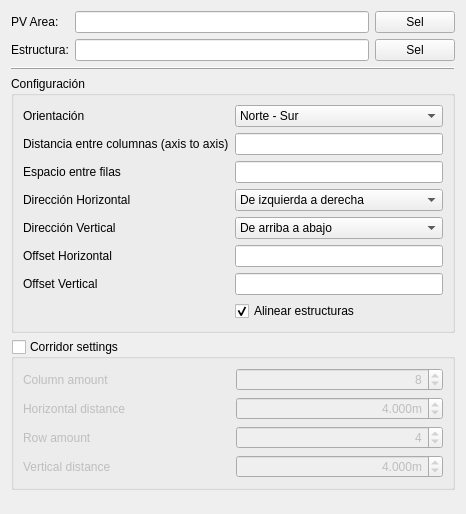
First picture: the form in PVPlantPlacement.ui, repository JavierBrana/PVPlant, before the edit.
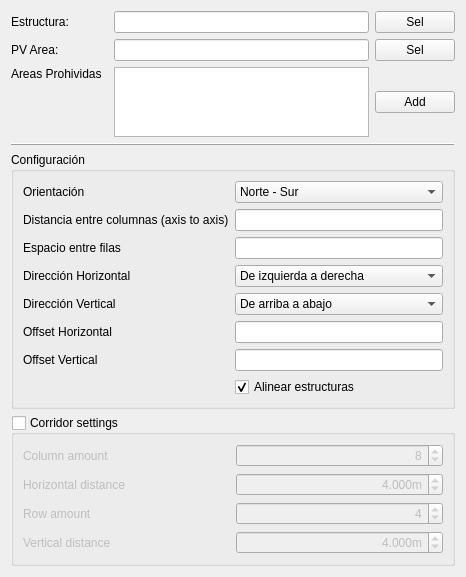
Second picture: the form after the edit.

```diff
--- a/PVPlantPlacement.ui
+++ b/PVPlantPlacement.ui
@@ -15,7 +15,13 @@
    <string>Park Settings</string>
   </property>
   <layout class="QGridLayout" name="gridLayout">
-   <item row="5" column="1">
+   <item row="0" column="2">
+    <widget class="QLineEdit" name="editFrame"/>
+   </item>
+   <item row="1" column="2">
+    <widget class="QLineEdit" name="editPVArea"/>
+   </item>
+   <item row="6" column="2">
     <spacer name="verticalSpacer">
      <property name="orientation">
       <enum>Qt::Vertical</enum>
@@ -28,161 +34,24 @@
      </property>
     </spacer>
    </item>
-   <item row="1" column="1">
-    <widget class="QLineEdit" name="editFrame"/>
-   </item>
-   <item row="1" column="2">
-    <widget class="QPushButton" name="buttonFrame">
+   <item row="2" column="0">
+    <widget class="QLabel" name="label_8">
      <property name="text">
-      <string>Sel</string>
+      <string>Areas Prohividas</string>
+     </property>
+     <property name="alignment">
+      <set>Qt::AlignLeading|Qt::AlignLeft|Qt::AlignTop</set>
      </property>
     </widget>
    </item>
-   <item row="0" column="1">
-    <widget class="QLineEdit" name="editPVArea"/>
-   </item>
    <item row="0" column="0">
-    <widget class="QLabel" name="label">
-     <property name="text">
-      <string>PV Area:</string>
-     </property>
-    </widget>
-   </item>
-   <item row="1" column="0">
     <widget class="QLabel" name="label_3">
      <property name="text">
       <string>Estructura:</string>
      </property>
     </widget>
    </item>
-   <item row="0" column="2">
-    <widget class="QPushButton" name="buttonPVArea">
-     <property name="text">
-      <string>Sel</string>
-     </property>
-    </widget>
-   </item>
-   <item row="2" column="0" colspan="3">
-    <widget class="QFrame" name="frame_2">
-     <property name="frameShape">
-      <enum>QFrame::HLine</enum>
-     </property>
-     <property name="frameShadow">
-      <enum>QFrame::Raised</enum>
-     </property>
-    </widget>
-   </item>
-   <item row="4" column="0" colspan="3">
-    <widget class="QGroupBox" name="groupCorridor">
-     <property name="title">
-      <string>Corridor settings</string>
-     </property>
-     <property name="flat">
-      <bool>false</bool>
-     </property>
-     <property name="checkable">
-      <bool>true</bool>
-     </property>
-     <property name="checked">
-      <bool>false</bool>
-     </property>
-     <layout class="QGridLayout" name="gridLayout_3">
-      <item row="2" column="0">
-       <widget class="QLabel" name="label_16">
-        <property name="text">
-         <string>Row amount</string>
-        </property>
-       </widget>
-      </item>
-      <item row="3" column="0">
-       <widget class="QLabel" name="label_17">
-        <property name="text">
-         <string>Vertical distance</string>
-        </property>
-       </widget>
-      </item>
-      <item row="3" column="1">
-       <widget class="QDoubleSpinBox" name="editRowGap">
-        <property name="alignment">
-         <set>Qt::AlignRight|Qt::AlignTrailing|Qt::AlignVCenter</set>
-        </property>
-        <property name="prefix">
-         <string/>
-        </property>
-        <property name="suffix">
-         <string>m</string>
-        </property>
-        <property name="decimals">
-         <number>3</number>
-        </property>
-        <property name="maximum">
-         <double>100.000000000000000</double>
-        </property>
-        <property name="value">
-         <double>4.000000000000000</double>
-        </property>
-       </widget>
-      </item>
-      <item row="0" column="0">
-       <widget class="QLabel" name="label_14">
-        <property name="text">
-         <string>Column amount</string>
-        </property>
-       </widget>
-      </item>
-      <item row="1" column="0">
-       <widget class="QLabel" name="label_15">
-        <property name="text">
-         <string>Horizontal distance</string>
-        </property>
-       </widget>
-      </item>
-      <item row="1" column="1">
-       <widget class="QDoubleSpinBox" name="editColGap">
-        <property name="alignment">
-         <set>Qt::AlignRight|Qt::AlignTrailing|Qt::AlignVCenter</set>
-        </property>
-        <property name="prefix">
-         <string/>
-        </property>
-        <property name="suffix">
-         <string>m</string>
-        </property>
-        <property name="decimals">
-         <number>3</number>
-        </property>
-        <property name="maximum">
-         <double>100.000000000000000</double>
-        </property>
-        <property name="value">
-         <double>4.000000000000000</double>
-        </property>
-       </widget>
-      </item>
-      <item row="2" column="1">
-       <widget class="QSpinBox" name="editRowCount">
-        <property name="alignment">
-         <set>Qt::AlignRight|Qt::AlignTrailing|Qt::AlignVCenter</set>
-        </property>
-        <property name="value">
-         <number>4</number>
-        </property>
-       </widget>
-      </item>
-      <item row="0" column="1">
-       <widget class="QSpinBox" name="editColCount">
-        <property name="alignment">
-         <set>Qt::AlignRight|Qt::AlignTrailing|Qt::AlignVCenter</set>
-        </property>
-        <property name="value">
-         <number>8</number>
-        </property>
-       </widget>
-      </item>
-     </layout>
-    </widget>
-   </item>
-   <item row="3" column="0" colspan="3">
+   <item row="4" column="0" colspan="4">
     <widget class="QGroupBox" name="groupBox">
      <property name="title">
       <string>Configuración</string>
@@ -314,6 +183,157 @@
      </layout>
     </widget>
    </item>
+   <item row="0" column="3">
+    <widget class="QPushButton" name="buttonFrame">
+     <property name="text">
+      <string>Sel</string>
+     </property>
+    </widget>
+   </item>
+   <item row="3" column="0" colspan="4">
+    <widget class="QFrame" name="frame_2">
+     <property name="frameShape">
+      <enum>QFrame::HLine</enum>
+     </property>
+     <property name="frameShadow">
+      <enum>QFrame::Raised</enum>
+     </property>
+    </widget>
+   </item>
+   <item row="5" column="0" colspan="4">
+    <widget class="QGroupBox" name="groupCorridor">
+     <property name="title">
+      <string>Corridor settings</string>
+     </property>
+     <property name="flat">
+      <bool>false</bool>
+     </property>
+     <property name="checkable">
+      <bool>true</bool>
+     </property>
+     <property name="checked">
+      <bool>false</bool>
+     </property>
+     <layout class="QGridLayout" name="gridLayout_3">
+      <item row="2" column="0">
+       <widget class="QLabel" name="label_16">
+        <property name="text">
+         <string>Row amount</string>
+        </property>
+       </widget>
+      </item>
+      <item row="3" column="0">
+       <widget class="QLabel" name="label_17">
+        <property name="text">
+         <string>Vertical distance</string>
+        </property>
+       </widget>
+      </item>
+      <item row="3" column="1">
+       <widget class="QDoubleSpinBox" name="editRowGap">
+        <property name="alignment">
+         <set>Qt::AlignRight|Qt::AlignTrailing|Qt::AlignVCenter</set>
+        </property>
+        <property name="prefix">
+         <string/>
+        </property>
+        <property name="suffix">
+         <string>m</string>
+        </property>
+        <property name="decimals">
+         <number>3</number>
+        </property>
+        <property name="maximum">
+         <double>100.000000000000000</double>
+        </property>
+        <property name="value">
+         <double>4.000000000000000</double>
+        </property>
+       </widget>
+      </item>
+      <item row="0" column="0">
+       <widget class="QLabel" name="label_14">
+        <property name="text">
+         <string>Column amount</string>
+        </property>
+       </widget>
+      </item>
+      <item row="1" column="0">
+       <widget class="QLabel" name="label_15">
+        <property name="text">
+         <string>Horizontal distance</string>
+        </property>
+       </widget>
+      </item>
+      <item row="1" column="1">
+       <widget class="QDoubleSpinBox" name="editColGap">
+        <property name="alignment">
+         <set>Qt::AlignRight|Qt::AlignTrailing|Qt::AlignVCenter</set>
+        </property>
+        <property name="prefix">
+         <string/>
+        </property>
+        <property name="suffix">
+         <string>m</string>
+        </property>
+        <property name="decimals">
+         <number>3</number>
+        </property>
+        <property name="maximum">
+         <double>100.000000000000000</double>
+        </property>
+        <property name="value">
+         <double>4.000000000000000</double>
+        </property>
+       </widget>
+      </item>
+      <item row="2" column="1">
+       <widget class="QSpinBox" name="editRowCount">
+        <property name="alignment">
+         <set>Qt::AlignRight|Qt::AlignTrailing|Qt::AlignVCenter</set>
+        </property>
+        <property name="value">
+         <number>4</number>
+        </property>
+       </widget>
+      </item>
+      <item row="0" column="1">
+       <widget class="QSpinBox" name="editColCount">
+        <property name="alignment">
+         <set>Qt::AlignRight|Qt::AlignTrailing|Qt::AlignVCenter</set>
+        </property>
+        <property name="value">
+         <number>8</number>
+        </property>
+       </widget>
+      </item>
+     </layout>
+    </widget>
+   </item>
+   <item row="1" column="0">
+    <widget class="QLabel" name="label">
+     <property name="text">
+      <string>PV Area:</string>
+     </property>
+    </widget>
+   </item>
+   <item row="1" column="3">
+    <widget class="QPushButton" name="buttonPVArea">
+     <property name="text">
+      <string>Sel</string>
+     </property>
+    </widget>
+   </item>
+   <item row="2" column="2">
+    <widget class="QListWidget" name="listProhivitedAreas"/>
+   </item>
+   <item row="2" column="3">
+    <widget class="QPushButton" name="buttonAddProhivitedAreas">
+     <property name="text">
+      <string>Add</string>
+     </property>
+    </widget>
+   </item>
   </layout>
  </widget>
  <tabstops>
```
Left out of the diff: 2 changed lines with no effect on the pictures.
